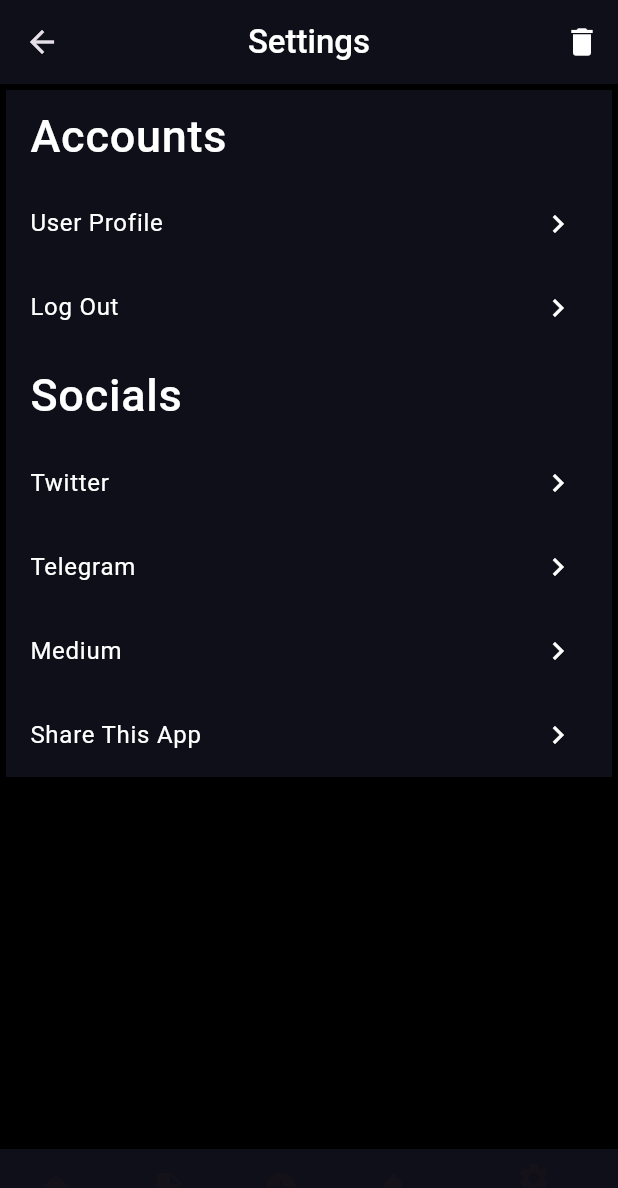
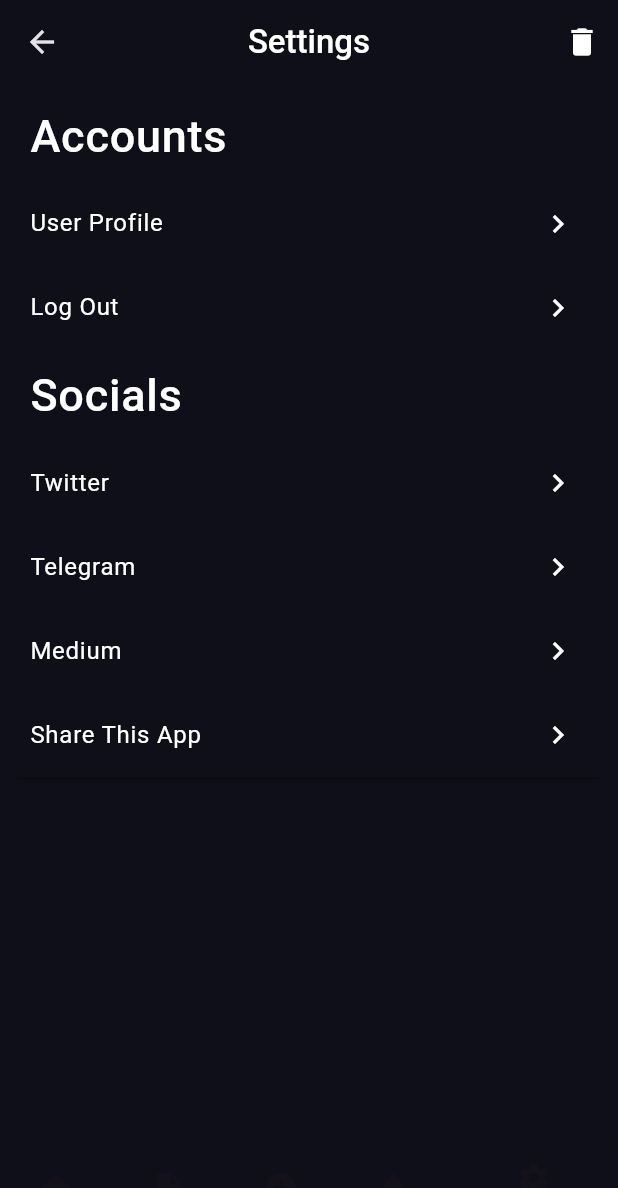
Before and after one commit to marketsnapp/Market-Snapp, a Flutter app: the LandingScreen screen opened by its route, item 5 of the bottom bar chosen, on a phone screen of 412 x 824 dp. Shown: the top 1188 px of the screen. Run offline on Flutter 3.47's test engine with Material 3 defaults, Android fonts, the light colour scheme and no system bars; our stand-ins replace firebase_core, firebase_messaging, shared_preferences; accounts and stored records are empty; network calls fail.

Commit message:
Background is changed

```diff
--- a/lib/screens/landing_screen.dart
+++ b/lib/screens/landing_screen.dart
@@ -106,7 +106,7 @@ class _LandingScreen extends State<LandingScreen> {
   Widget build(BuildContext context) {
     return Scaffold(
       appBar: appbar[_selectedIndex],
-      backgroundColor: Colors.black,
+      backgroundColor: const Color.fromRGBO(14, 15, 24, 1.0),
       body: Center(
         child: _widgetOptions.elementAt(_selectedIndex),
       ),
```
